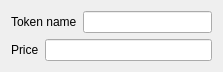
Qt form TokenListWidgetItem.ui (LiquidityProtocol/AMM-Simulator) before a commit.
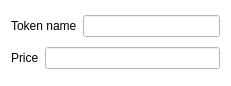
The same form after that commit.

Commit message: Background color changes, button border changes

```diff
--- a/TokenListWidgetItem.ui
+++ b/TokenListWidgetItem.ui
@@ -6,18 +6,25 @@
    <rect>
     <x>0</x>
     <y>0</y>
-    <width>223</width>
-    <height>72</height>
+    <width>231</width>
+    <height>86</height>
    </rect>
   </property>
   <property name="windowTitle">
    <string>Form</string>
   </property>
+  <property name="styleSheet">
+   <string notr="true">background-color: rgb(255, 255, 255);
+border-color: rgb(255, 255, 255);</string>
+  </property>
   <layout class="QVBoxLayout" name="verticalLayout">
    <item>
     <layout class="QHBoxLayout" name="horizontalLayout">
      <item>
       <widget class="QLabel" name="label">
+       <property name="styleSheet">
+        <string notr="true">background-color: rgb(255, 255, 255);</string>
+       </property>
        <property name="text">
         <string>Token name</string>
        </property>
@@ -36,6 +43,9 @@
     <layout class="QHBoxLayout" name="horizontalLayout_2">
      <item>
       <widget class="QLabel" name="label_2">
+       <property name="styleSheet">
+        <string notr="true">background-color: rgb(255, 255, 255);</string>
+       </property>
        <property name="text">
         <string>Price</string>
        </property>
```
The commit also changes 12 other files.
